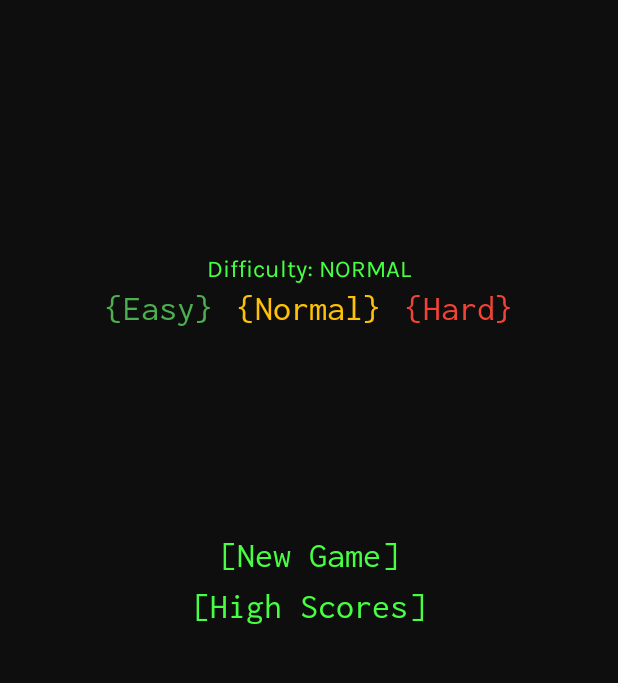
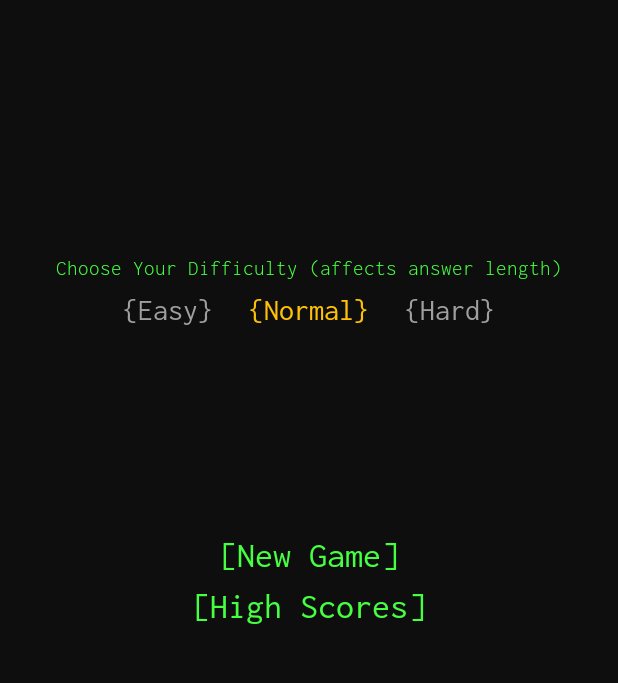
Before and after one commit to KristiansKokars/ShotsAndBeer, an Android app: the screen it shows after launch (MainActivity), after a tap on "{Normal}", on a phone screen of 412 x 824 dp, the part 78-761 px from its top. Run offline under Robolectric (Android 15) with nearby library versions, the light colour scheme and no system bars; our stand-ins replace Dagger/Hilt's generated code, Room's generated code, Timber.

Commit message:
feat(menu): Updated the UI of difficulty picking

```diff
--- a/app/src/main/java/com/kristianskokars/shotsandbeer/presentation/menu/MenuFragment.kt
+++ b/app/src/main/java/com/kristianskokars/shotsandbeer/presentation/menu/MenuFragment.kt
@@ -2,6 +2,7 @@ package com.kristianskokars.shotsandbeer.presentation.menu
 
 import android.os.Bundle
 import android.view.View
+import androidx.core.content.ContextCompat
 import androidx.fragment.app.Fragment
 import androidx.fragment.app.activityViewModels
 import com.kristianskokars.shotsandbeer.R
@@ -12,6 +13,7 @@ import com.kristianskokars.shotsandbeer.databinding.FragmentMenuBinding
 import com.kristianskokars.shotsandbeer.data.model.Difficulty
 import com.kristianskokars.shotsandbeer.presentation.GameViewModel
 import dagger.hilt.android.AndroidEntryPoint
+import kotlinx.coroutines.flow.collectLatest
 
 @AndroidEntryPoint
 class MenuFragment : Fragment(R.layout.fragment_menu) {
@@ -45,8 +47,24 @@ class MenuFragment : Fragment(R.layout.fragment_menu) {
 
     private fun setupCollectors() {
         launchUI {
-            viewModel.difficulty.collect { difficulty ->
-                binding.difficulty.text = getString(R.string.difficulty, difficulty.toString())
+            viewModel.difficulty.collectLatest { difficulty ->
+                when (difficulty) {
+                    Difficulty.EASY -> {
+                        binding.difficultyEasy.setTextColor(ContextCompat.getColor(requireContext(), R.color.difficulty_easy))
+                        binding.difficultyNormal.setTextColor(ContextCompat.getColor(requireContext(), R.color.gray))
+                        binding.difficultyHard.setTextColor(ContextCompat.getColor(requireContext(), R.color.gray))
+                    }
+                    Difficulty.NORMAL -> {
+                        binding.difficultyEasy.setTextColor(ContextCompat.getColor(requireContext(), R.color.gray))
+                        binding.difficultyNormal.setTextColor(ContextCompat.getColor(requireContext(), R.color.difficulty_normal))
+                        binding.difficultyHard.setTextColor(ContextCompat.getColor(requireContext(), R.color.gray))
+                    }
+                    Difficulty.HARD -> {
+                        binding.difficultyEasy.setTextColor(ContextCompat.getColor(requireContext(), R.color.gray))
+                        binding.difficultyNormal.setTextColor(ContextCompat.getColor(requireContext(), R.color.gray))
+                        binding.difficultyHard.setTextColor(ContextCompat.getColor(requireContext(), R.color.difficulty_hard))
+                    }
+                }
             }
         }
     }
--- a/app/src/main/res/layout/fragment_menu.xml
+++ b/app/src/main/res/layout/fragment_menu.xml
@@ -9,28 +9,22 @@
         android:id="@+id/difficulty"
         android:layout_width="wrap_content"
         android:layout_height="wrap_content"
-        android:layout_margin="16dp"
-        android:fontFamily="@font/karla"
-        android:gravity="center"
-        android:textSize="16sp"
+        android:fontFamily="@font/inconsolata_light"
+        android:text="@string/choose_your_difficulty_affects_piece_count"
         app:layout_constraintBottom_toTopOf="@+id/start_new_game"
         app:layout_constraintEnd_toEndOf="parent"
         app:layout_constraintStart_toStartOf="parent"
-        app:layout_constraintTop_toTopOf="parent"
-        tools:text="Difficulty: Normal" />
-
-    <!--
-    We are hardcoding the difficulty options here,
-    ideally it would generate based on the Enum list of difficulties,
-    but that would be a bit overkill for a simple project like this!
-    -->
+        app:layout_constraintTop_toTopOf="parent" />
 
     <TextView
         android:id="@+id/difficulty_easy"
         style="@style/TextButton"
+        android:layout_marginEnd="16dp"
         android:text="@string/difficulty_easy"
         android:textColor="@color/difficulty_easy"
-        android:layout_marginEnd="16dp"
+        android:textSize="20sp"
+        android:padding="4dp"
+        app:layout_constraintEnd_toEndOf="parent"
         app:layout_constraintEnd_toStartOf="@+id/difficulty_normal"
         app:layout_constraintTop_toBottomOf="@+id/difficulty" />
 
@@ -39,6 +33,8 @@
         style="@style/TextButton"
         android:text="@string/difficulty_normal"
         android:textColor="@color/difficulty_normal"
+        android:textSize="20sp"
+        android:padding="4dp"
         app:layout_constraintEnd_toEndOf="parent"
         app:layout_constraintStart_toStartOf="parent"
         app:layout_constraintTop_toBottomOf="@+id/difficulty" />
@@ -46,9 +42,11 @@
     <TextView
         android:id="@+id/difficulty_hard"
         style="@style/TextButton"
-        android:textColor="@color/difficulty_hard"
         android:layout_marginStart="16dp"
         android:text="@string/difficulty_hard"
+        android:padding="4dp"
+        android:textColor="@color/difficulty_hard"
+        android:textSize="20sp"
         app:layout_constraintStart_toEndOf="@+id/difficulty_normal"
         app:layout_constraintTop_toBottomOf="@+id/difficulty" />
 
--- a/app/src/main/res/values/strings.xml
+++ b/app/src/main/res/values/strings.xml
@@ -6,7 +6,6 @@
     <string name="submit">[Submit]</string>
     <string name="game_over_template">Game Over in %1$s!</string>
     <string name="attempts_made">Attempts Made: %1$s</string>
-    <string name="difficulty">Difficulty: %1$s</string>
 
     <string name="no_high_scores">No High Scores Found. Go play the game!</string>
     <string name="loading_indicator">[======]</string>
@@ -21,4 +20,5 @@
     <string name="time">Time</string>
     <string name="attempts">Attempts</string>
     <string name="enter_guess">Enter Guess</string>
+    <string name="choose_your_difficulty_affects_piece_count">Choose Your Difficulty (affects answer length)</string>
 </resources>
```
